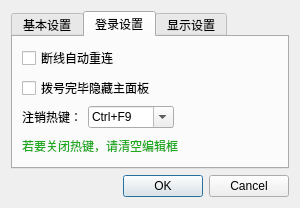
NSS-Studio/NDR_Client, file client/forms/settingsdialog.ui: the form before one commit.
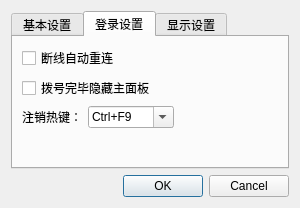
The form after the commit. The open tabs and pages were chosen to show the change.

Commit message: 1. change the text of guide button

```diff
--- a/client/forms/settingsdialog.ui
+++ b/client/forms/settingsdialog.ui
@@ -139,7 +139,7 @@
           <string notr="true">color: rgb(30, 170, 30);</string>
          </property>
          <property name="text">
-          <string>若要关闭热键，请清空编辑框</string>
+          <string/>
          </property>
          <property name="wordWrap">
           <bool>true</bool>
```
Left out of the diff: 16 changed lines with no effect on the pictures. The commit also changes 2 other files.
